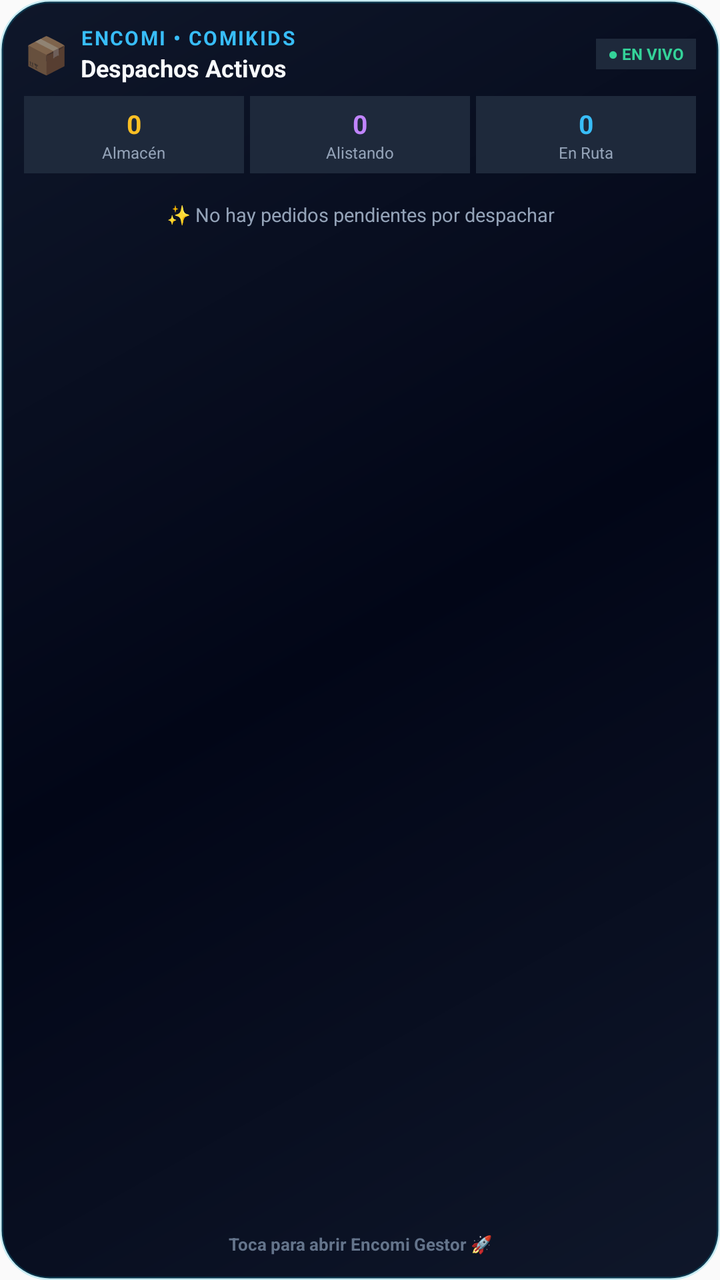
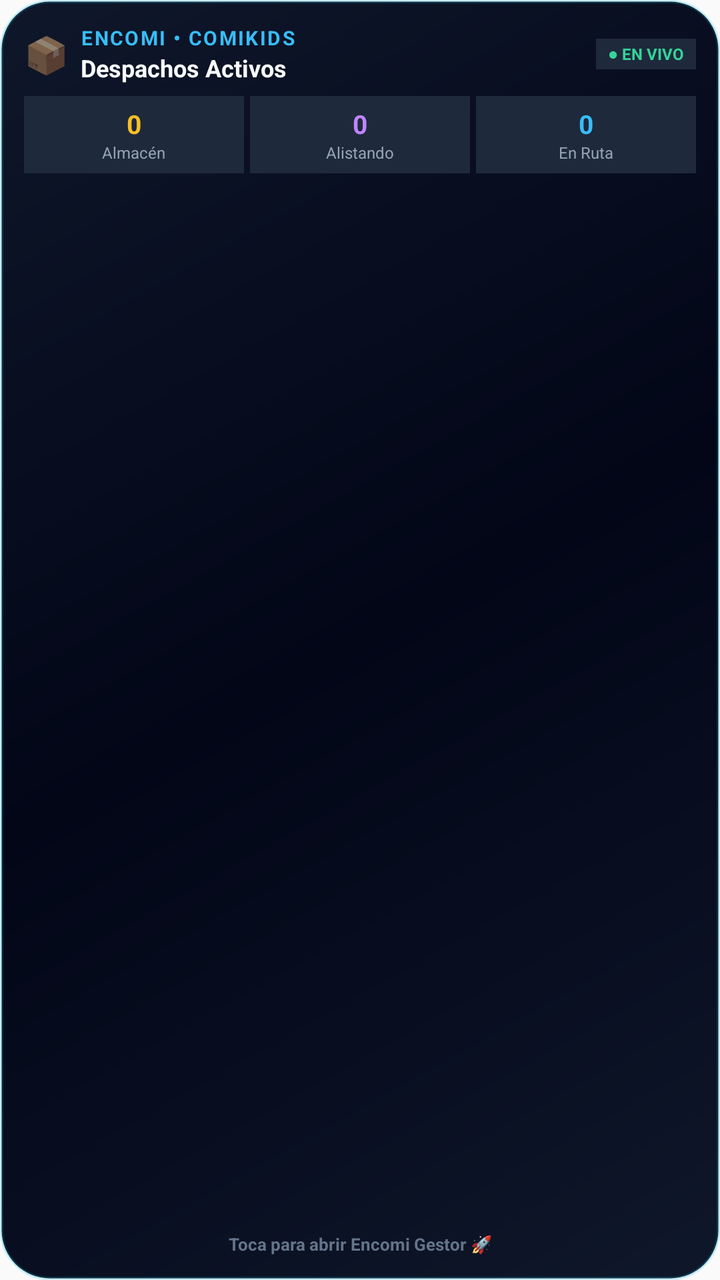

An Android layout rendered at two revisions. The XML below is the earlier revision; the diff shows what the commit changed to produce the second picture.
<!-- AndroidManifest.xml: application theme AppTheme -->
<!-- res/layout/comikids_appwidget_layout.xml -->
<?xml version="1.0" encoding="utf-8"?>
<LinearLayout xmlns:android="http://schemas.android.com/apk/res/android"
    android:id="@+id/widget_root_layout"
    android:layout_width="match_parent"
    android:layout_height="match_parent"
    android:orientation="vertical"
    android:background="@drawable/widget_background"
    android:padding="12dp">

    
    <LinearLayout
        android:layout_width="match_parent"
        android:layout_height="wrap_content"
        android:orientation="horizontal"
        android:gravity="center_vertical">

        <TextView
            android:layout_width="wrap_content"
            android:layout_height="wrap_content"
            android:text="📦"
            android:textSize="18sp"
            android:layout_marginEnd="6dp" />

        <LinearLayout
            android:layout_width="0dp"
            android:layout_height="wrap_content"
            android:layout_weight="1"
            android:orientation="vertical">

            <TextView
                android:layout_width="wrap_content"
                android:layout_height="wrap_content"
                android:text="ENCOMI • COMIKIDS"
                android:textColor="#38BDF8"
                android:textSize="10sp"
                android:textStyle="bold"
                android:letterSpacing="0.08" />

            <TextView
                android:id="@+id/widget_title_orders_count"
                android:layout_width="wrap_content"
                android:layout_height="wrap_content"
                android:text="Despachos Activos"
                android:textColor="#F8FAFC"
                android:textSize="12sp"
                android:textStyle="bold" />
        </LinearLayout>

        
        <TextView
            android:id="@+id/widget_badge_live"
            android:layout_width="wrap_content"
            android:layout_height="wrap_content"
            android:background="#1E293B"
            android:paddingStart="6dp"
            android:paddingTop="2dp"
            android:paddingEnd="6dp"
            android:paddingBottom="2dp"
            android:text="● EN VIVO"
            android:textColor="#34D399"
            android:textSize="8sp"
            android:textStyle="bold" />
    </LinearLayout>

    
    <LinearLayout
        android:layout_width="match_parent"
        android:layout_height="wrap_content"
        android:orientation="horizontal"
        android:layout_marginTop="6dp"
        android:weightSum="3">

        
        <LinearLayout
            android:layout_width="0dp"
            android:layout_height="wrap_content"
            android:layout_weight="1"
            android:orientation="vertical"
            android:gravity="center"
            android:background="#1E293B"
            android:padding="5dp"
            android:layout_marginEnd="3dp">

            <TextView
                android:id="@+id/widget_count_almacen"
                android:layout_width="wrap_content"
                android:layout_height="wrap_content"
                android:text="0"
                android:textColor="#FBBF24"
                android:textSize="13sp"
                android:textStyle="bold" />

            <TextView
                android:layout_width="wrap_content"
                android:layout_height="wrap_content"
                android:text="Almacén"
                android:textColor="#94A3B8"
                android:textSize="8sp" />
        </LinearLayout>

        
        <LinearLayout
            android:layout_width="0dp"
            android:layout_height="wrap_content"
            android:layout_weight="1"
            android:orientation="vertical"
            android:gravity="center"
            android:background="#1E293B"
            android:padding="5dp"
            android:layout_marginEnd="3dp">

            <TextView
                android:id="@+id/widget_count_alistando"
                android:layout_width="wrap_content"
                android:layout_height="wrap_content"
                android:text="0"
                android:textColor="#C084FC"
                android:textSize="13sp"
                android:textStyle="bold" />

            <TextView
                android:layout_width="wrap_content"
                android:layout_height="wrap_content"
                android:text="Alistando"
                android:textColor="#94A3B8"
                android:textSize="8sp" />
        </LinearLayout>

        
        <LinearLayout
            android:layout_width="0dp"
            android:layout_height="wrap_content"
            android:layout_weight="1"
            android:orientation="vertical"
            android:gravity="center"
            android:background="#1E293B"
            android:padding="5dp">

            <TextView
                android:id="@+id/widget_count_ruta"
                android:layout_width="wrap_content"
                android:layout_height="wrap_content"
                android:text="0"
                android:textColor="#38BDF8"
                android:textSize="13sp"
                android:textStyle="bold" />

            <TextView
                android:layout_width="wrap_content"
                android:layout_height="wrap_content"
                android:text="En Ruta"
                android:textColor="#94A3B8"
                android:textSize="8sp" />
        </LinearLayout>

    </LinearLayout>

    
    <LinearLayout
        android:id="@+id/widget_orders_container"
        android:layout_width="match_parent"
        android:layout_height="0dp"
        android:layout_weight="1"
        android:orientation="vertical"
        android:layout_marginTop="6dp">

        
        <LinearLayout
            android:id="@+id/widget_item_1_layout"
            android:layout_width="match_parent"
            android:layout_height="wrap_content"
            android:orientation="vertical"
            android:background="#0F172A"
            android:padding="5dp"
            android:layout_marginBottom="3dp"
            android:visibility="gone">

            <LinearLayout
                android:layout_width="match_parent"
                android:layout_height="wrap_content"
                android:orientation="horizontal"
                android:gravity="center_vertical">

                <TextView
                    android:id="@+id/widget_item_1_name"
                    android:layout_width="0dp"
                    android:layout_height="wrap_content"
                    android:layout_weight="1"
                    android:text="Cliente"
                    android:textColor="#FFFFFF"
                    android:textSize="10sp"
                    android:textStyle="bold"
                    android:singleLine="true" />

                <TextView
                    android:id="@+id/widget_item_1_status"
                    android:layout_width="wrap_content"
                    android:layout_height="wrap_content"
                    android:background="#1E293B"
                    android:paddingStart="4dp"
                    android:paddingEnd="4dp"
                    android:paddingTop="1dp"
                    android:paddingBottom="1dp"
                    android:text="Alistando"
                    android:textColor="#38BDF8"
                    android:textSize="8sp"
                    android:textStyle="bold" />
            </LinearLayout>

            <TextView
                android:id="@+id/widget_item_1_phone"
                android:layout_width="match_parent"
                android:layout_height="wrap_content"
                android:text="📱 +51 987654321"
                android:textColor="#34D399"
                android:textSize="8.5sp"
                android:textStyle="bold" />

            <TextView
                android:id="@+id/widget_item_1_dest"
                android:layout_width="match_parent"
                android:layout_height="wrap_content"
                android:text="📍 Destino"
                android:textColor="#94A3B8"
                android:textSize="8.5sp"
                android:singleLine="true" />
        </LinearLayout>

        
        <LinearLayout
            android:id="@+id/widget_item_2_layout"
            android:layout_width="match_parent"
            android:layout_height="wrap_content"
            android:orientation="vertical"
            android:background="#0F172A"
            android:padding="5dp"
            android:layout_marginBottom="3dp"
            android:visibility="gone">

            <LinearLayout
                android:layout_width="match_parent"
                android:layout_height="wrap_content"
                android:orientation="horizontal"
                android:gravity="center_vertical">

                <TextView
                    android:id="@+id/widget_item_2_name"
                    android:layout_width="0dp"
                    android:layout_height="wrap_content"
                    android:layout_weight="1"
                    android:text="Cliente"
                    android:textColor="#FFFFFF"
                    android:textSize="10sp"
                    android:textStyle="bold"
                    android:singleLine="true" />

                <TextView
                    android:id="@+id/widget_item_2_status"
                    android:layout_width="wrap_content"
                    android:layout_height="wrap_content"
                    android:background="#1E293B"
                    android:paddingStart="4dp"
                    android:paddingEnd="4dp"
                    android:paddingTop="1dp"
                    android:paddingBottom="1dp"
                    android:text="En Ruta"
                    android:textColor="#34D399"
                    android:textSize="8sp"
                    android:textStyle="bold" />
            </LinearLayout>

            <TextView
                android:id="@+id/widget_item_2_phone"
                android:layout_width="match_parent"
                android:layout_height="wrap_content"
                android:text="📱 +51 987654321"
                android:textColor="#34D399"
                android:textSize="8.5sp"
                android:textStyle="bold" />

            <TextView
                android:id="@+id/widget_item_2_dest"
                android:layout_width="match_parent"
                android:layout_height="wrap_content"
                android:text="📍 Destino"
                android:textColor="#94A3B8"
                android:textSize="8.5sp"
                android:singleLine="true" />
        </LinearLayout>

        
        <LinearLayout
            android:id="@+id/widget_item_3_layout"
            android:layout_width="match_parent"
            android:layout_height="wrap_content"
            android:orientation="vertical"
            android:background="#0F172A"
            android:padding="5dp"
            android:layout_marginBottom="3dp"
            android:visibility="gone">

            <LinearLayout
                android:layout_width="match_parent"
                android:layout_height="wrap_content"
                android:orientation="horizontal"
                android:gravity="center_vertical">

                <TextView
                    android:id="@+id/widget_item_3_name"
                    android:layout_width="0dp"
                    android:layout_height="wrap_content"
                    android:layout_weight="1"
                    android:text="Cliente"
                    android:textColor="#FFFFFF"
                    android:textSize="10sp"
                    android:textStyle="bold"
                    android:singleLine="true" />

                <TextView
                    android:id="@+id/widget_item_3_status"
                    android:layout_width="wrap_content"
                    android:layout_height="wrap_content"
                    android:background="#1E293B"
                    android:paddingStart="4dp"
                    android:paddingEnd="4dp"
                    android:paddingTop="1dp"
                    android:paddingBottom="1dp"
                    android:text="Almacén"
                    android:textColor="#FBBF24"
                    android:textSize="8sp"
                    android:textStyle="bold" />
            </LinearLayout>

            <TextView
                android:id="@+id/widget_item_3_phone"
                android:layout_width="match_parent"
                android:layout_height="wrap_content"
                android:text="📱 +51 987654321"
                android:textColor="#34D399"
                android:textSize="8.5sp"
                android:textStyle="bold" />

            <TextView
                android:id="@+id/widget_item_3_dest"
                android:layout_width="match_parent"
                android:layout_height="wrap_content"
                android:text="📍 Destino"
                android:textColor="#94A3B8"
                android:textSize="8.5sp"
                android:singleLine="true" />
        </LinearLayout>

        
        <LinearLayout
            android:id="@+id/widget_item_4_layout"
            android:layout_width="match_parent"
            android:layout_height="wrap_content"
            android:orientation="vertical"
            android:background="#0F172A"
            android:padding="5dp"
            android:layout_marginBottom="3dp"
            android:visibility="gone">

            <LinearLayout
                android:layout_width="match_parent"
                android:layout_height="wrap_content"
                android:orientation="horizontal"
                android:gravity="center_vertical">

                <TextView
                    android:id="@+id/widget_item_4_name"
                    android:layout_width="0dp"
                    android:layout_height="wrap_content"
                    android:layout_weight="1"
                    android:text="Cliente"
                    android:textColor="#FFFFFF"
                    android:textSize="10sp"
                    android:textStyle="bold"
                    android:singleLine="true" />

                <TextView
                    android:id="@+id/widget_item_4_status"
                    android:layout_width="wrap_content"
                    android:layout_height="wrap_content"
                    android:background="#1E293B"
                    android:paddingStart="4dp"
                    android:paddingEnd="4dp"
                    android:paddingTop="1dp"
                    android:paddingBottom="1dp"
                    android:text="Alistando"
                    android:textColor="#C084FC"
                    android:textSize="8sp"
                    android:textStyle="bold" />
            </LinearLayout>

            <TextView
                android:id="@+id/widget_item_4_phone"
                android:layout_width="match_parent"
                android:layout_height="wrap_content"
                android:text="📱 +51 987654321"
                android:textColor="#34D399"
                android:textSize="8.5sp"
                android:textStyle="bold" />

            <TextView
                android:id="@+id/widget_item_4_dest"
                android:layout_width="match_parent"
                android:layout_height="wrap_content"
                android:text="📍 Destino"
                android:textColor="#94A3B8"
                android:textSize="8.5sp"
                android:singleLine="true" />
        </LinearLayout>

        
        <TextView
            android:id="@+id/widget_empty_text"
            android:layout_width="match_parent"
            android:layout_height="wrap_content"
            android:gravity="center"
            android:padding="8dp"
            android:text="✨ No hay pedidos pendientes por despachar"
            android:textColor="#94A3B8"
            android:textSize="9.5sp"
            android:visibility="visible" />

    </LinearLayout>

    
    <TextView
        android:layout_width="match_parent"
        android:layout_height="wrap_content"
        android:layout_marginTop="2dp"
        android:gravity="center"
        android:text="Toca para abrir Encomi Gestor 🚀"
        android:textColor="#64748B"
        android:textSize="8.5sp"
        android:textStyle="bold" />

</LinearLayout>
<!-- resources referenced by this layout -->
<resources>
  <!-- drawable widget_background (drawable) -->
  <?xml version="1.0" encoding="utf-8"?>
  <shape xmlns:android="http://schemas.android.com/apk/res/android"
      android:shape="rectangle">
      <corners android:radius="24dp" />
      <gradient
          android:angle="315"
          android:startColor="#0F172A"
          android:centerColor="#020617"
          android:endColor="#0F172A"
          android:type="linear" />
      <stroke
          android:width="1.5dp"
          android:color="#3306B6D4" />
  </shape>
  <style name="AppTheme" parent="Theme.AppCompat.Light.DarkActionBar">
          
          <item name="colorPrimary">@color/colorPrimary</item>
          <item name="colorPrimaryDark">@color/colorPrimaryDark</item>
          <item name="colorAccent">@color/colorAccent</item>
      </style>
</resources>

<!-- the commit's change to res/layout/comikids_appwidget_layout.xml (unified diff, before → after) -->
@@ -156,275 +156,26 @@
     </LinearLayout>
 
     
-    <LinearLayout
-        android:id="@+id/widget_orders_container"
+    <ListView
+        android:id="@+id/widget_orders_stack"
         android:layout_width="match_parent"
         android:layout_height="0dp"
         android:layout_weight="1"
-        android:orientation="vertical"
-        android:layout_marginTop="6dp">
+        android:layout_marginTop="6dp"
+        android:divider="@null"
+        android:dividerHeight="0dp" />
 
-        
-        <LinearLayout
-            android:id="@+id/widget_item_1_layout"
-            android:layout_width="match_parent"
-            android:layout_height="wrap_content"
-            android:orientation="vertical"
-            android:background="#0F172A"
-            android:padding="5dp"
-            android:layout_marginBottom="3dp"
-            android:visibility="gone">
-
-            <LinearLayout
-                android:layout_width="match_parent"
-                android:layout_height="wrap_content"
-                android:orientation="horizontal"
-                android:gravity="center_vertical">
-
-                <TextView
-                    android:id="@+id/widget_item_1_name"
-                    android:layout_width="0dp"
-                    android:layout_height="wrap_content"
-                    android:layout_weight="1"
-                    android:text="Cliente"
-                    android:textColor="#FFFFFF"
-                    android:textSize="10sp"
-                    android:textStyle="bold"
-                    android:singleLine="true" />
-
-                <TextView
-                    android:id="@+id/widget_item_1_status"
-                    android:layout_width="wrap_content"
-                    android:layout_height="wrap_content"
-                    android:background="#1E293B"
-                    android:paddingStart="4dp"
-                    android:paddingEnd="4dp"
-                    android:paddingTop="1dp"
-                    android:paddingBottom="1dp"
-                    android:text="Alistando"
-                    android:textColor="#38BDF8"
-                    android:textSize="8sp"
-                    android:textStyle="bold" />
-            </LinearLayout>
-
-            <TextView
-                android:id="@+id/widget_item_1_phone"
-                android:layout_width="match_parent"
-                android:layout_height="wrap_content"
-                android:text="📱 +51 987654321"
-                android:textColor="#34D399"
-                android:textSize="8.5sp"
-                android:textStyle="bold" />
-
-            <TextView
-                android:id="@+id/widget_item_1_dest"
-                android:layout_width="match_parent"
-                android:layout_height="wrap_content"
-                android:text="📍 Destino"
-                android:textColor="#94A3B8"
-                android:textSize="8.5sp"
-                android:singleLine="true" />
-        </LinearLayout>
-
-        
-        <LinearLayout
-            android:id="@+id/widget_item_2_layout"
-            android:layout_width="match_parent"
-            android:layout_height="wrap_content"
-            android:orientation="vertical"
-            android:background="#0F172A"
-            android:padding="5dp"
-            android:layout_marginBottom="3dp"
-            android:visibility="gone">
-
-            <LinearLayout
-                android:layout_width="match_parent"
-                android:layout_height="wrap_content"
-                android:orientation="horizontal"
-                android:gravity="center_vertical">
-
-                <TextView
-                    android:id="@+id/widget_item_2_name"
-                    android:layout_width="0dp"
-                    android:layout_height="wrap_content"
-                    android:layout_weight="1"
-                    android:text="Cliente"
-                    android:textColor="#FFFFFF"
-                    android:textSize="10sp"
-                    android:textStyle="bold"
-                    android:singleLine="true" />
-
-                <TextView
-                    android:id="@+id/widget_item_2_status"
-                    android:layout_width="wrap_content"
-                    android:layout_height="wrap_content"
-                    android:background="#1E293B"
-                    android:paddingStart="4dp"
-                    android:paddingEnd="4dp"
-                    android:paddingTop="1dp"
-                    android:paddingBottom="1dp"
-                    android:text="En Ruta"
-                    android:textColor="#34D399"
-                    android:textSize="8sp"
-                    android:textStyle="bold" />
-            </LinearLayout>
-
-            <TextView
-                android:id="@+id/widget_item_2_phone"
-                android:layout_width="match_parent"
-                android:layout_height="wrap_content"
-                android:text="📱 +51 987654321"
-                android:textColor="#34D399"
-                android:textSize="8.5sp"
-                android:textStyle="bold" />
-
-            <TextView
-                android:id="@+id/widget_item_2_dest"
-                android:layout_width="match_parent"
-                android:layout_height="wrap_content"
-                android:text="📍 Destino"
-                android:textColor="#94A3B8"
-                android:textSize="8.5sp"
-                android:singleLine="true" />
-        </LinearLayout>
-
-        
-        <LinearLayout
-            android:id="@+id/widget_item_3_layout"
-            android:layout_width="match_parent"
-            android:layout_height="wrap_content"
-            android:orientation="vertical"
-            android:background="#0F172A"
-            android:padding="5dp"
-            android:layout_marginBottom="3dp"
-            android:visibility="gone">
-
-            <LinearLayout
-                android:layout_width="match_parent"
-                android:layout_height="wrap_content"
-                android:orientation="horizontal"
-                android:gravity="center_vertical">
-
-                <TextView
-                    android:id="@+id/widget_item_3_name"
-                    android:layout_width="0dp"
-                    android:layout_height="wrap_content"
-                    android:layout_weight="1"
-                    android:text="Cliente"
-                    android:textColor="#FFFFFF"
-                    android:textSize="10sp"
-                    android:textStyle="bold"
-                    android:singleLine="true" />
-
-                <TextView
-                    android:id="@+id/widget_item_3_status"
-                    android:layout_width="wrap_content"
-                    android:layout_height="wrap_content"
-                    android:background="#1E293B"
-                    android:paddingStart="4dp"
-                    android:paddingEnd="4dp"
-                    android:paddingTop="1dp"
-                    android:paddingBottom="1dp"
-                    android:text="Almacén"
-                    android:textColor="#FBBF24"
-                    android:textSize="8sp"
-                    android:textStyle="bold" />
-            </LinearLayout>
-
-            <TextView
-                android:id="@+id/widget_item_3_phone"
-                android:layout_width="match_parent"
-                android:layout_height="wrap_content"
-                android:text="📱 +51 987654321"
-                android:textColor="#34D399"
-                android:textSize="8.5sp"
-                android:textStyle="bold" />
-
-            <TextView
-                android:id="@+id/widget_item_3_dest"
-                android:layout_width="match_parent"
-                android:layout_height="wrap_content"
-                android:text="📍 Destino"
-                android:textColor="#94A3B8"
-                android:textSize="8.5sp"
-                android:singleLine="true" />
-        </LinearLayout>
-
-        
-        <LinearLayout
-            android:id="@+id/widget_item_4_layout"
-            android:layout_width="match_parent"
-            android:layout_height="wrap_content"
-            android:orientation="vertical"
-            android:background="#0F172A"
-            android:padding="5dp"
-            android:layout_marginBottom="3dp"
-            android:visibility="gone">
-
-            <LinearLayout
-                android:layout_width="match_parent"
-                android:layout_height="wrap_content"
-                android:orientation="horizontal"
-                android:gravity="center_vertical">
-
-                <TextView
-                    android:id="@+id/widget_item_4_name"
-                    android:layout_width="0dp"
-                    android:layout_height="wrap_content"
-                    android:layout_weight="1"
-                    android:text="Cliente"
-                    android:textColor="#FFFFFF"
-                    android:textSize="10sp"
-                    android:textStyle="bold"
-                    android:singleLine="true" />
-
-                <TextView
-                    android:id="@+id/widget_item_4_status"
-                    android:layout_width="wrap_content"
-                    android:layout_height="wrap_content"
-                    android:background="#1E293B"
-                    android:paddingStart="4dp"
-                    android:paddingEnd="4dp"
-                    android:paddingTop="1dp"
-                    android:paddingBottom="1dp"
-                    android:text="Alistando"
-                    android:textColor="#C084FC"
-                    android:textSize="8sp"
-                    android:textStyle="bold" />
-            </LinearLayout>
-
-            <TextView
-                android:id="@+id/widget_item_4_phone"
-                android:layout_width="match_parent"
-                android:layout_height="wrap_content"
-                android:text="📱 +51 987654321"
-                android:textColor="#34D399"
-                android:textSize="8.5sp"
-                android:textStyle="bold" />
-
-            <TextView
-                android:id="@+id/widget_item_4_dest"
-                android:layout_width="match_parent"
-                android:layout_height="wrap_content"
-                android:text="📍 Destino"
-                android:textColor="#94A3B8"
-                android:textSize="8.5sp"
-                android:singleLine="true" />
-        </LinearLayout>
-
-        
-        <TextView
-            android:id="@+id/widget_empty_text"
-            android:layout_width="match_parent"
-            android:layout_height="wrap_content"
-            android:gravity="center"
-            android:padding="8dp"
-            android:text="✨ No hay pedidos pendientes por despachar"
-            android:textColor="#94A3B8"
-            android:textSize="9.5sp"
-            android:visibility="visible" />
-
-    </LinearLayout>
+    
+    <TextView
+        android:id="@+id/widget_empty_text"
+        android:layout_width="match_parent"
+        android:layout_height="wrap_content"
+        android:gravity="center"
+        android:padding="8dp"
+        android:text="✨ No hay pedidos pendientes por despachar"
+        android:textColor="#94A3B8"
+        android:textSize="9.5sp"
+        android:visibility="gone" />
 
     
     <TextView
